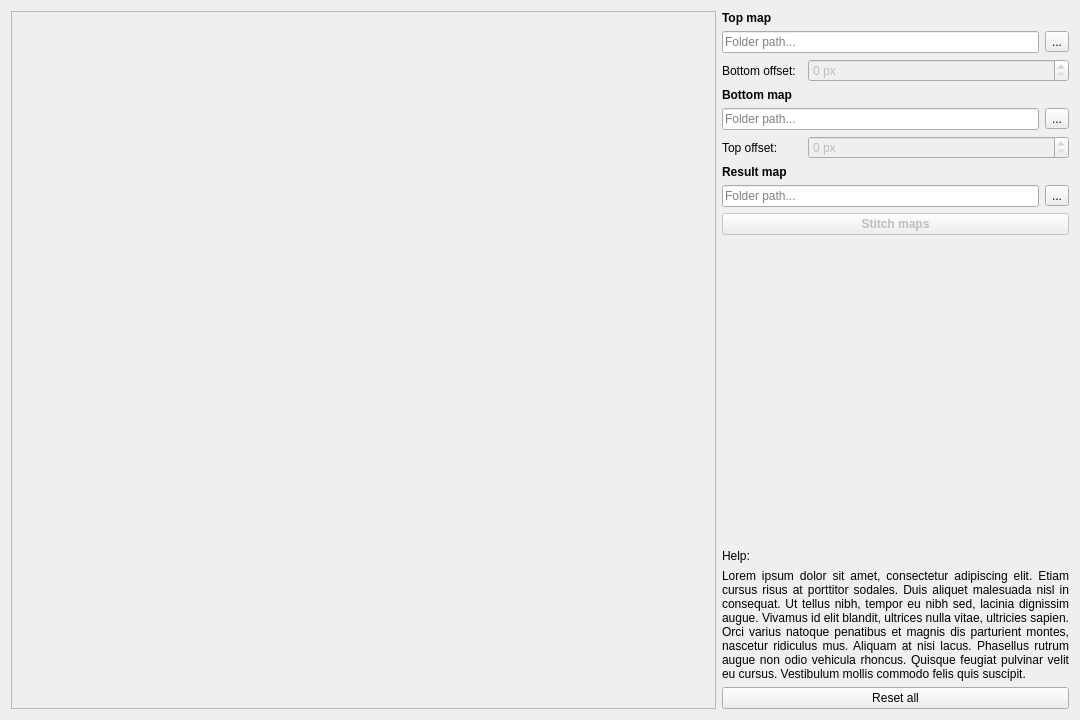
Old version of the form stitch.ui in the repository pfilipl/PolyX-XRF-Data-Analyser.
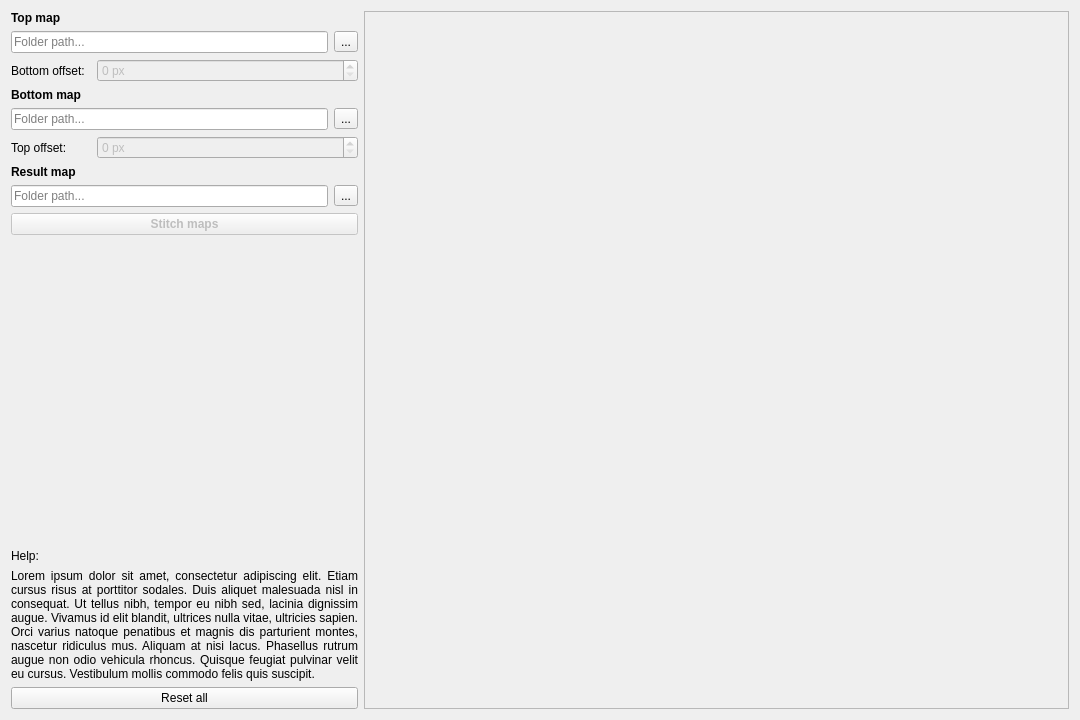
New version of the form.

The edit to the form file:
```diff
--- a/stitch.ui
+++ b/stitch.ui
@@ -23,30 +23,6 @@
    <string>Form</string>
   </property>
   <layout class="QHBoxLayout" name="horizontalLayout_2">
-   <item>
-    <widget class="QFrame" name="frame">
-     <property name="sizePolicy">
-      <sizepolicy hsizetype="MinimumExpanding" vsizetype="Preferred">
-       <horstretch>0</horstretch>
-       <verstretch>0</verstretch>
-      </sizepolicy>
-     </property>
-     <property name="mouseTracking">
-      <bool>true</bool>
-     </property>
-     <property name="frameShape">
-      <enum>QFrame::Shape::StyledPanel</enum>
-     </property>
-     <property name="frameShadow">
-      <enum>QFrame::Shadow::Raised</enum>
-     </property>
-     <layout class="QVBoxLayout" name="verticalLayout">
-      <item>
-       <widget class="QWidget" name="widget_Map" native="true"/>
-      </item>
-     </layout>
-    </widget>
-   </item>
    <item>
     <layout class="QGridLayout" name="gridLayout">
      <item row="8" column="0">
@@ -426,6 +402,30 @@
      </item>
     </layout>
    </item>
+   <item>
+    <widget class="QFrame" name="frame">
+     <property name="sizePolicy">
+      <sizepolicy hsizetype="MinimumExpanding" vsizetype="Preferred">
+       <horstretch>0</horstretch>
+       <verstretch>0</verstretch>
+      </sizepolicy>
+     </property>
+     <property name="mouseTracking">
+      <bool>true</bool>
+     </property>
+     <property name="frameShape">
+      <enum>QFrame::Shape::StyledPanel</enum>
+     </property>
+     <property name="frameShadow">
+      <enum>QFrame::Shadow::Raised</enum>
+     </property>
+     <layout class="QVBoxLayout" name="verticalLayout">
+      <item>
+       <widget class="QWidget" name="widget_Map" native="true"/>
+      </item>
+     </layout>
+    </widget>
+   </item>
   </layout>
  </widget>
  <tabstops>
```
